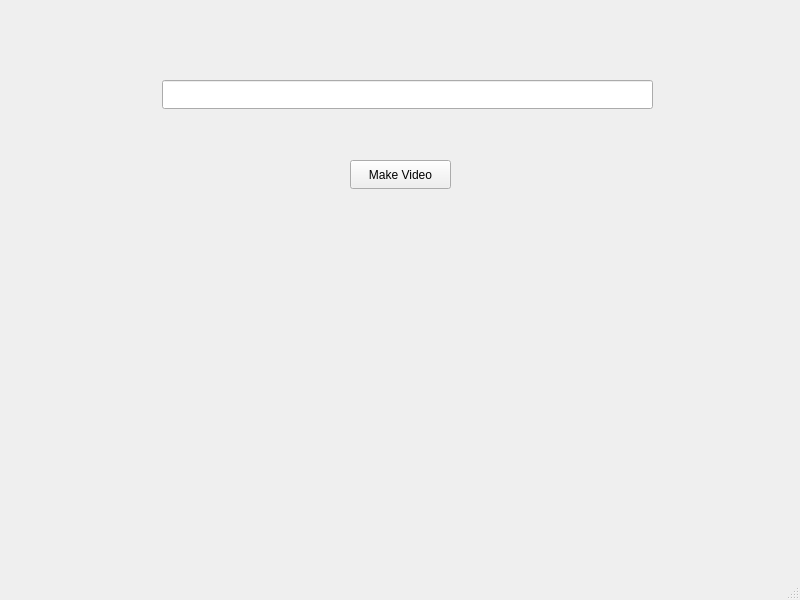
Before: the Qt Designer form Application/main.ui in csl-622/wiki, drawn with Qt 5.
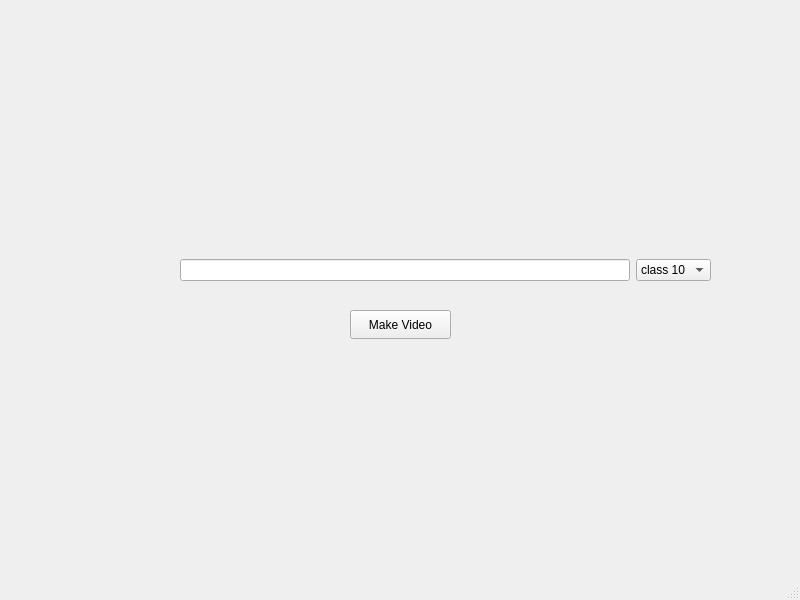
After: the same form once the commit is applied.

```diff
--- a/Application/main.ui
+++ b/Application/main.ui
@@ -18,7 +18,7 @@
     <property name="geometry">
      <rect>
       <x>350</x>
-      <y>160</y>
+      <y>310</y>
       <width>101</width>
       <height>29</height>
      </rect>
@@ -27,18 +27,58 @@
      <string>Make Video</string>
     </property>
    </widget>
-   <widget class="QLineEdit" name="lineEdit">
+   <widget class="QWidget" name="horizontalLayoutWidget">
     <property name="geometry">
      <rect>
-      <x>162</x>
-      <y>80</y>
-      <width>491</width>
-      <height>29</height>
+      <x>180</x>
+      <y>230</y>
+      <width>531</width>
+      <height>80</height>
      </rect>
     </property>
-    <property name="inputMask">
-     <string/>
-    </property>
+    <layout class="QHBoxLayout" name="horizontalLayout">
+     <item>
+      <widget class="QLineEdit" name="topic">
+       <property name="inputMask">
+        <string/>
+       </property>
+      </widget>
+     </item>
+     <item>
+      <widget class="QComboBox" name="level">
+       <item>
+        <property name="text">
+         <string>class 10</string>
+        </property>
+       </item>
+       <item>
+        <property name="text">
+         <string>class 9</string>
+        </property>
+       </item>
+       <item>
+        <property name="text">
+         <string>class 8</string>
+        </property>
+       </item>
+       <item>
+        <property name="text">
+         <string>class 7</string>
+        </property>
+       </item>
+       <item>
+        <property name="text">
+         <string>class 6</string>
+        </property>
+       </item>
+       <item>
+        <property name="text">
+         <string>class 5</string>
+        </property>
+       </item>
+      </widget>
+     </item>
+    </layout>
    </widget>
   </widget>
   <widget class="QStatusBar" name="statusbar"/>
```
Left out of the diff: 2 changed lines with no effect on the pictures.
